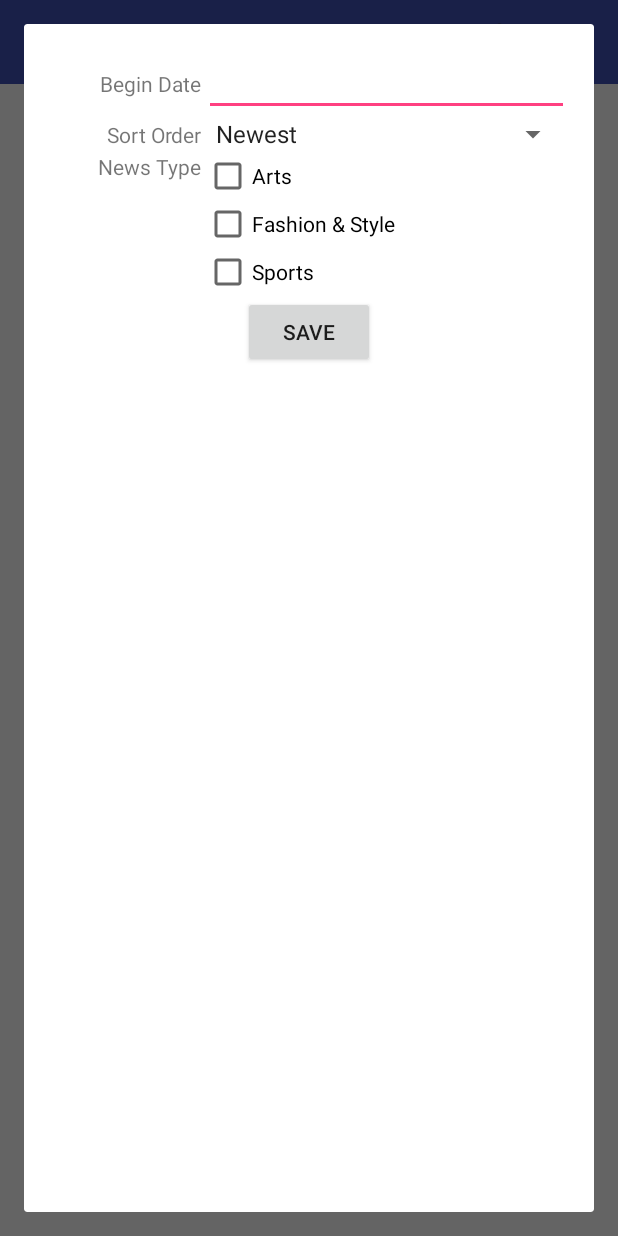
After one commit to x-zh/NYTimesSearch, an Android app: the fragment FilterDialogFragment placed in its activity, on a phone screen of 412 x 824 dp. The commit adds this screen. Run offline under Robolectric (Android 15) with nearby library versions, the phone set to English and light mode, and no system bars; our stand-ins replace ButterKnife; libraries missing offline, so code that uses them is left out: org.parceler; 1 statement that could not run was skipped.

Commit message:
add filter dialog

```diff
--- a/app/build.gradle
+++ b/app/build.gradle
@@ -33,4 +33,6 @@ dependencies {
     compile 'com.jakewharton:butterknife:8.0.1'
     apt 'com.jakewharton:butterknife-compiler:8.0.1'
     compile 'com.squareup.picasso:picasso:2.5.2'
+    compile 'org.parceler:parceler-api:1.1.1'
+    apt 'org.parceler:parceler:1.1.1'
 }
--- /dev/null
+++ b/app/src/main/java/com/codepath/nytimessearch/fragments/FilterDialogFragment.java
@@ -0,0 +1,128 @@
+package com.codepath.nytimessearch.fragments;
+
+import android.app.Dialog;
+import android.os.Bundle;
+import android.support.annotation.Nullable;
+import android.support.v4.app.DialogFragment;
+import android.text.TextUtils;
+import android.view.LayoutInflater;
+import android.view.View;
+import android.view.ViewGroup;
+import android.view.WindowManager;
+import android.widget.ArrayAdapter;
+import android.widget.CheckBox;
+import android.widget.EditText;
+import android.widget.Spinner;
+
+import com.codepath.nytimessearch.R;
+import com.codepath.nytimessearch.models.Filter;
+
+import org.parceler.Parcels;
+
+import java.util.ArrayList;
+import java.util.List;
+
+import butterknife.BindView;
+import butterknife.ButterKnife;
+import butterknife.OnClick;
+
+/**
+ * Created by charlie_zhou on 5/26/16.
+ */
+public class FilterDialogFragment extends DialogFragment {
+    private Filter filter = new Filter();
+
+    @BindView(R.id.etBeginDate)
+    EditText etBeginDate;
+
+    @BindView(R.id.spSortOrder)
+    Spinner spSortOrder;
+    ArrayAdapter<CharSequence> spSortOrderAdapter;
+
+    @BindView(R.id.cbArts)
+    CheckBox cbArts;
+
+    @BindView(R.id.cbFashion)
+    CheckBox cbFashion;
+
+    @BindView(R.id.cbSports)
+    CheckBox cbSports;
+
+
+    @Nullable
+    @Override
+    public View onCreateView(LayoutInflater inflater, ViewGroup container, Bundle savedInstanceState) {
+        View view = inflater.inflate(R.layout.fragment_filter, container);
+        ButterKnife.bind(this, view);
+        return view;
+    }
+
+    @Override
+    public void onViewCreated(View view, @Nullable Bundle savedInstanceState) {
+        super.onViewCreated(view, savedInstanceState);
+        filter = Parcels.unwrap(getArguments().getParcelable("filter"));
+        spSortOrderAdapter = ArrayAdapter.createFromResource(this.getContext(),
+                R.array.sort_order_array, android.R.layout.simple_spinner_item);
+        spSortOrderAdapter.setDropDownViewResource(android.R.layout.simple_spinner_dropdown_item);
+        spSortOrder.setAdapter(spSortOrderAdapter);
+        etBeginDate.setText(filter.getBeginDate());
+        setNewsType(filter.getNewsType());
+        for(int i = 0; i < spSortOrderAdapter.getCount(); i++) {
+            if(spSortOrderAdapter.getItem(i).toString().equalsIgnoreCase(filter.getSortOrder())) {
+                spSortOrder.setSelection(i);
+            }
+        }
+
+    }
+
+    @Override
+    public void onResume() {
+        // Get existing layout params for the window
+        ViewGroup.LayoutParams params = getDialog().getWindow().getAttributes();
+        // Assign window properties to fill the parent
+        params.width = WindowManager.LayoutParams.MATCH_PARENT;
+        params.height = WindowManager.LayoutParams.MATCH_PARENT;
+        getDialog().getWindow().setAttributes((android.view.WindowManager.LayoutParams) params);
+        // Call super onResume after sizing
+        super.onResume();
+    }
+
+    public static FilterDialogFragment newInstance(Filter filter) {
+
+        Bundle args = new Bundle();
+        args.putParcelable("filter", Parcels.wrap(filter));
+        FilterDialogFragment fragment = new FilterDialogFragment();
+        fragment.setArguments(args);
+        return fragment;
+    }
+
+    public interface FilterDialogListener {
+        void onSaveFilterDialog(Filter filter);
+    }
+
+    @OnClick(R.id.btnSave)
+    public void save() {
+        filter.setBeginDate(etBeginDate.getText().toString());
+        filter.setSortOrder(spSortOrderAdapter.getItem(
+                spSortOrder.getSelectedItemPosition()).toString());
+        filter.setNewsType(getNewsType());
+        FilterDialogListener listener = (FilterDialogListener) getActivity();
+        listener.onSaveFilterDialog(filter);
+        dismiss();
+    }
+
+    public String getNewsType() {
+        List<String> newsTypes = new ArrayList<String>();
+        if (cbArts.isChecked()) newsTypes.add("news_desk:Arts");
+        if (cbFashion.isChecked()) newsTypes.add("news_desk:Fashion");
+        if (cbSports.isChecked()) newsTypes.add("news_desk:Sports");
+        return TextUtils.join(" OR ", newsTypes);
+    }
+
+    public void setNewsType(String newsType) {
+        cbArts.setChecked(newsType.contains("Arts"));
+        cbFashion.setChecked(newsType.contains("Fashion"));
+        cbSports.setChecked(newsType.contains("Sports"));
+    }
+
+}
--- /dev/null
+++ b/app/src/main/java/com/codepath/nytimessearch/models/Filter.java
@@ -0,0 +1,52 @@
+package com.codepath.nytimessearch.models;
+
+import org.parceler.Parcel;
+
+/**
+ * Created by charlie_zhou on 5/27/16.
+ */
+@Parcel
+public class Filter {
+    private String query;
+    private String beginDate;
+    private String sortOrder;
+    private String newsType;
+
+    public Filter () {
+        beginDate = "";
+        sortOrder = "newest";
+        newsType = "";
+    }
+
+    public String getQuery() {
+        return query;
+    }
+
+    public void setQuery(String query) {
+        this.query = query;
+    }
+
+    public String getNewsType() {
+        return newsType;
+    }
+
+    public void setNewsType(String newsType) {
+        this.newsType = newsType;
+    }
+
+    public String getBeginDate() {
+        return beginDate;
+    }
+
+    public void setBeginDate(String beginDate) {
+        this.beginDate = beginDate;
+    }
+
+    public String getSortOrder() {
+        return sortOrder;
+    }
+
+    public void setSortOrder(String sortOrder) {
+        this.sortOrder = sortOrder;
+    }
+}
--- a/app/src/main/java/com/codepath/nytimessearch/rest/service/NYTimesEndpointInterface.java
+++ b/app/src/main/java/com/codepath/nytimessearch/rest/service/NYTimesEndpointInterface.java
@@ -16,4 +16,10 @@ public interface NYTimesEndpointInterface {
 
     @GET("svc/search/v2/articlesearch.json?api-key=" + apiKey)
     Call<List<Article>> searchArticle(@Query("q") String keyword);
+
+    @GET("svc/search/v2/articlesearch.json?api-key=" + apiKey)
+    Call<List<Article>> searchArticle(@Query("q") String keyword,
+                                      @Query("begin_date") String beginDate,
+                                      @Query("sort") String sortType,
+                                      @Query("fq") String newsType);
 }
--- /dev/null
+++ b/app/src/main/res/layout/fragment_filter.xml
@@ -0,0 +1,103 @@
+<?xml version="1.0" encoding="utf-8"?>
+<LinearLayout xmlns:android="http://schemas.android.com/apk/res/android"
+    android:layout_width="match_parent"
+    android:layout_height="match_parent"
+    android:paddingLeft="@dimen/activity_horizontal_margin"
+    android:paddingRight="@dimen/activity_horizontal_margin"
+    android:paddingBottom="@dimen/activity_vertical_margin"
+    android:paddingTop="@dimen/activity_vertical_margin"
+    android:orientation="vertical">
+
+    <LinearLayout
+        android:layout_width="match_parent"
+        android:layout_height="wrap_content">
+
+        <TextView
+            android:id="@+id/tvBeginDate"
+            android:gravity="right"
+            android:paddingRight="2dp"
+            android:layout_width="0dp"
+            android:layout_height="wrap_content"
+            android:layout_weight="0.3"
+            android:text="Begin Date" />
+
+        <EditText
+            android:layout_width="0dp"
+            android:layout_height="wrap_content"
+            android:inputType="date"
+            android:id="@+id/etBeginDate"
+            android:layout_weight="0.7" />
+
+    </LinearLayout>
+
+    <LinearLayout
+        android:layout_width="match_parent"
+        android:layout_height="wrap_content">
+
+        <TextView
+            android:id="@+id/tvSortOrder"
+            android:layout_width="0dp"
+            android:gravity="right"
+            android:paddingRight="2dp"
+            android:layout_height="wrap_content"
+            android:layout_weight="0.3"
+            android:text="Sort Order" />
+
+        <Spinner
+            android:layout_width="0dp"
+            android:layout_height="wrap_content"
+            android:id="@+id/spSortOrder"
+            android:layout_weight="0.7" >
+
+            </Spinner>
+
+    </LinearLayout>
+
+    <LinearLayout
+        android:layout_width="match_parent"
+        android:layout_height="wrap_content">
+
+        <TextView
+            android:id="@+id/tvNewsType"
+            android:layout_width="0dp"
+            android:gravity="right"
+            android:paddingRight="2dp"
+            android:layout_height="wrap_content"
+            android:layout_weight="0.3"
+            android:text="News Type" />
+
+        <LinearLayout
+            android:layout_width="0dp"
+            android:layout_weight="0.7"
+            android:orientation="vertical"
+            android:layout_height="wrap_content">
+
+            <CheckBox
+                android:id="@+id/cbArts"
+                android:layout_width="wrap_content"
+                android:layout_height="wrap_content"
+                android:text="Arts"/>
+
+            <CheckBox
+                android:id="@+id/cbFashion"
+                android:layout_width="wrap_content"
+                android:layout_height="wrap_content"
+                android:text="Fashion &amp; Style"/>
+
+            <CheckBox
+                android:id="@+id/cbSports"
+                android:layout_width="wrap_content"
+                android:layout_height="wrap_content"
+                android:text="Sports"/>
+
+        </LinearLayout>
+    </LinearLayout>
+
+    <Button
+        android:id="@+id/btnSave"
+        android:layout_width="wrap_content"
+        android:layout_height="wrap_content"
+        android:layout_gravity="center"
+        android:text="Save" />
+
+</LinearLayout>
--- a/app/src/main/res/layout/item_article.xml
+++ b/app/src/main/res/layout/item_article.xml
@@ -2,6 +2,7 @@
 <LinearLayout xmlns:android="http://schemas.android.com/apk/res/android"
     xmlns:tool="http://schemas.android.com/tools"
     android:orientation="vertical"
+    android:padding="3dp"
     android:layout_width="match_parent"
     android:layout_height="wrap_content">
 
@@ -16,7 +17,6 @@
     <TextView
         android:layout_width="match_parent"
         android:layout_height="wrap_content"
-        android:maxLines="2"
         android:id="@+id/tvHeadLine"
         tool:text="Headline" />
 
--- a/app/src/main/res/menu/main.xml
+++ b/app/src/main/res/menu/main.xml
@@ -1,6 +1,10 @@
 <?xml version="1.0" encoding="utf-8"?>
 <menu xmlns:android="http://schemas.android.com/apk/res/android"
     xmlns:app="http://schemas.android.com/apk/res-auto">
+    <item android:id="@+id/action_setting"
+        android:title="Filter"
+        android:icon="@drawable/ic_action_setting"
+        app:showAsAction="ifRoom|collapseActionView" />
     <item android:id="@+id/action_search"
         android:orderInCategory="5"
         android:title="Search"
--- a/app/src/main/res/values/strings.xml
+++ b/app/src/main/res/values/strings.xml
@@ -2,4 +2,8 @@
     <string name="app_name">NYTimesSearch</string>
     <string name="search">Search</string>
     <string name="image">Image</string>
+    <string-array name="sort_order_array">
+        <item>Oldest</item>
+        <item>Newest</item>
+    </string-array>
 </resources>
```
Also changed, not shown: app/src/main/java/com/codepath/nytimessearch/activities/SearchActivity.java (+37 -6 lines), app/src/main/java/com/codepath/nytimessearch/rest/adapters/ArticleListDeserializer.java (+9 -1 lines), app/src/main/res/drawable-hdpi/ic_action_setting.png (added), app/src/main/res/drawable-mdpi/ic_action_setting.png (added), app/src/main/res/drawable-xhdpi/ic_action_setting.png (added), app/src/main/res/drawable-xxhdpi/ic_action_setting.png (added).
